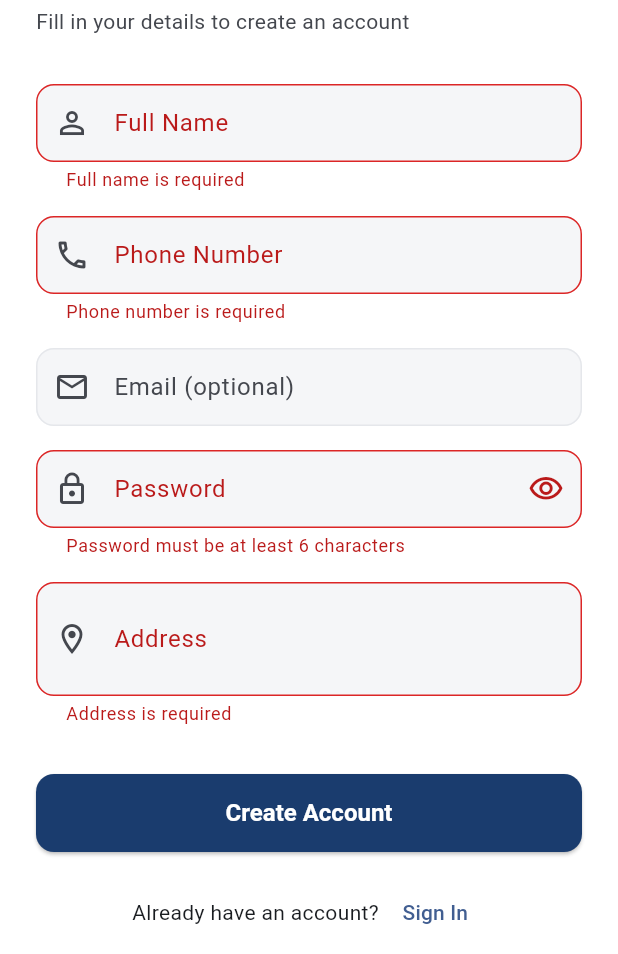
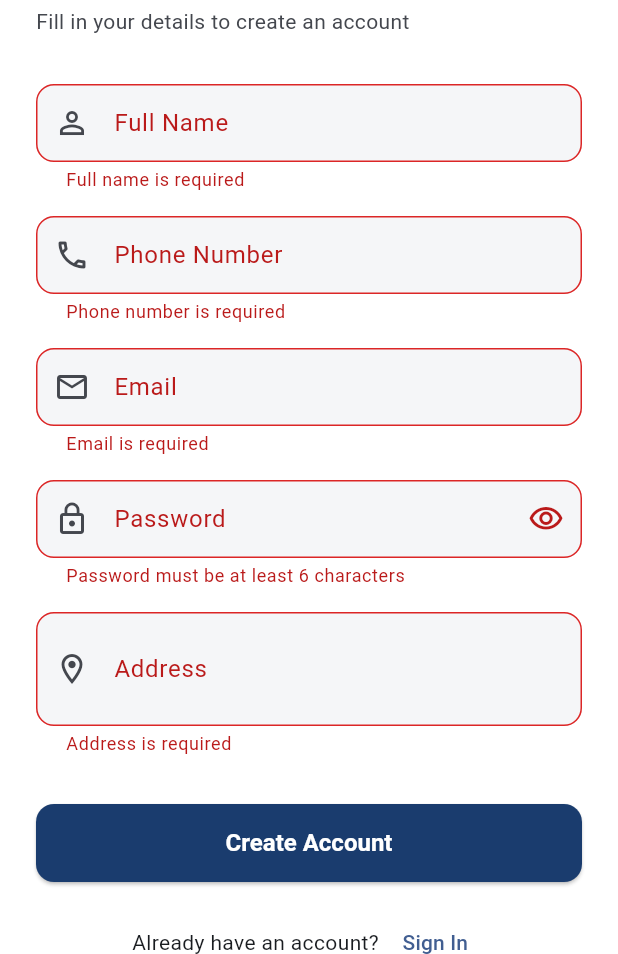
Before and after one commit to sabmero/sabmeroapp, a Flutter app: the RegisterScreen screen opened by its route, after a tap on "Create Account", on a phone screen of 412 x 824 dp, the part 282-1236 px from its top. Run offline on Flutter 3.47's test engine with Material 3 defaults, Android fonts, the phone set to English and light mode, and no system bars; our stand-ins replace cached_network_image, dio, firebase_core, firebase_messaging, flutter_local_notifications, flutter_riverpod and 9 more; missing offline and left inert: mobile_scanner; accounts and stored records are empty.

Commit message:
Add files via upload

```diff
--- a/lib/features/auth/presentation/screens/onboarding_screen.dart
+++ b/lib/features/auth/presentation/screens/onboarding_screen.dart
@@ -49,7 +49,7 @@ class _OnboardingScreenState extends ConsumerState<OnboardingScreen> {
 
   Future<void> _finish() async {
     await ref.read(authLocalDataSourceProvider).markOnboardingSeen();
-    if (mounted) context.go(RouteNames.login);
+    if (mounted) context.go(RouteNames.home);
   }
 
   void _next() {
--- a/lib/features/auth/presentation/screens/register_screen.dart
+++ b/lib/features/auth/presentation/screens/register_screen.dart
@@ -46,9 +46,7 @@ class _RegisterScreenState extends ConsumerState<RegisterScreen> {
             phone: Validators.normalizePhone(_phoneController.text.trim()),
             address: _addressController.text.trim(),
             password: _passwordController.text.trim(),
-            email: _emailController.text.trim().isNotEmpty
-                ? _emailController.text.trim()
-                : null,
+            email: _emailController.text.trim(),
           );
       // Success: auth state holds the new user, router redirects home.
     } catch (e) {
@@ -113,14 +111,11 @@ class _RegisterScreenState extends ConsumerState<RegisterScreen> {
               const SizedBox(height: 16),
               AppTextField(
                 controller: _emailController,
-                label: 'Email (optional)',
+                label: 'Email',
                 hint: 'you@example.com',
                 prefixIcon: Icons.email_outlined,
                 keyboardType: TextInputType.emailAddress,
-                validator: (v) {
-                  if (v == null || v.trim().isEmpty) return null;
-                  return Validators.email(v);
-                },
+                validator: (v) => Validators.email(v?.trim()),
               ),
               const SizedBox(height: 16),
               AppTextField(
--- a/lib/features/auth/presentation/screens/splash_screen.dart
+++ b/lib/features/auth/presentation/screens/splash_screen.dart
@@ -101,7 +101,8 @@ class _SplashScreenState extends ConsumerState<SplashScreen>
         .read(authLocalDataSourceProvider)
         .hasSeenOnboarding();
     if (!mounted) return;
-    context.go(seenOnboarding ? RouteNames.login : RouteNames.onboarding);
+    // Guests browse first; login is only asked for at order / booking time.
+    context.go(seenOnboarding ? RouteNames.home : RouteNames.onboarding);
   }
 
   @override
```
Also changed, not shown: lib/features/auth/presentation/screens/login_screen.dart (+20 -1 lines).
